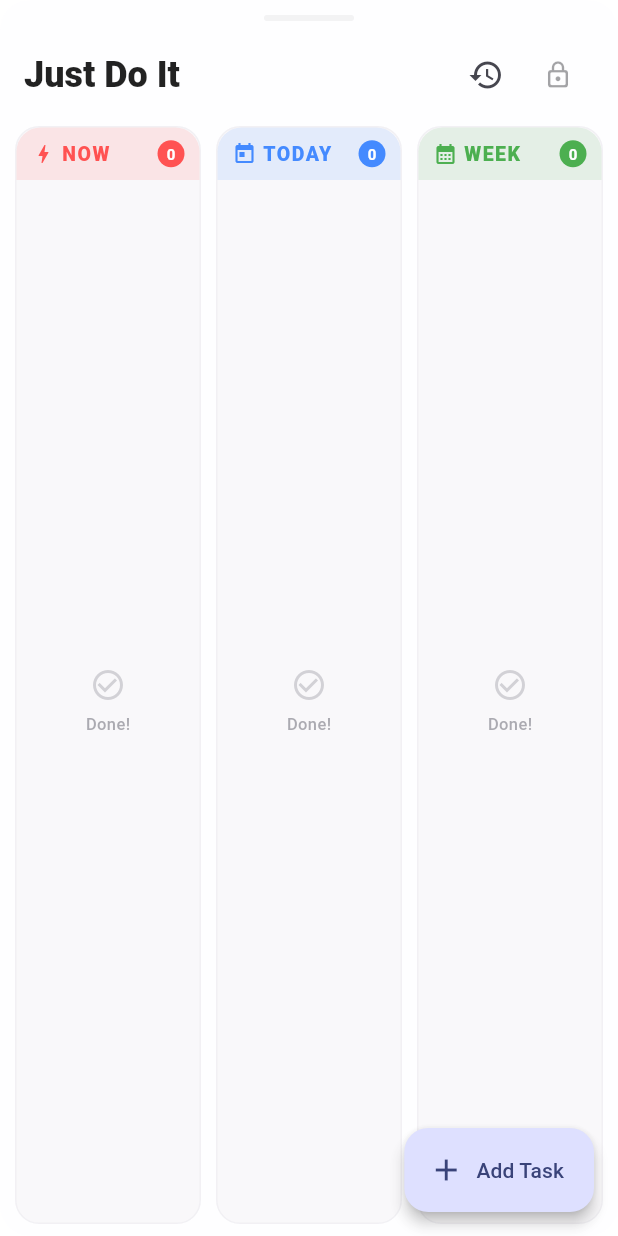
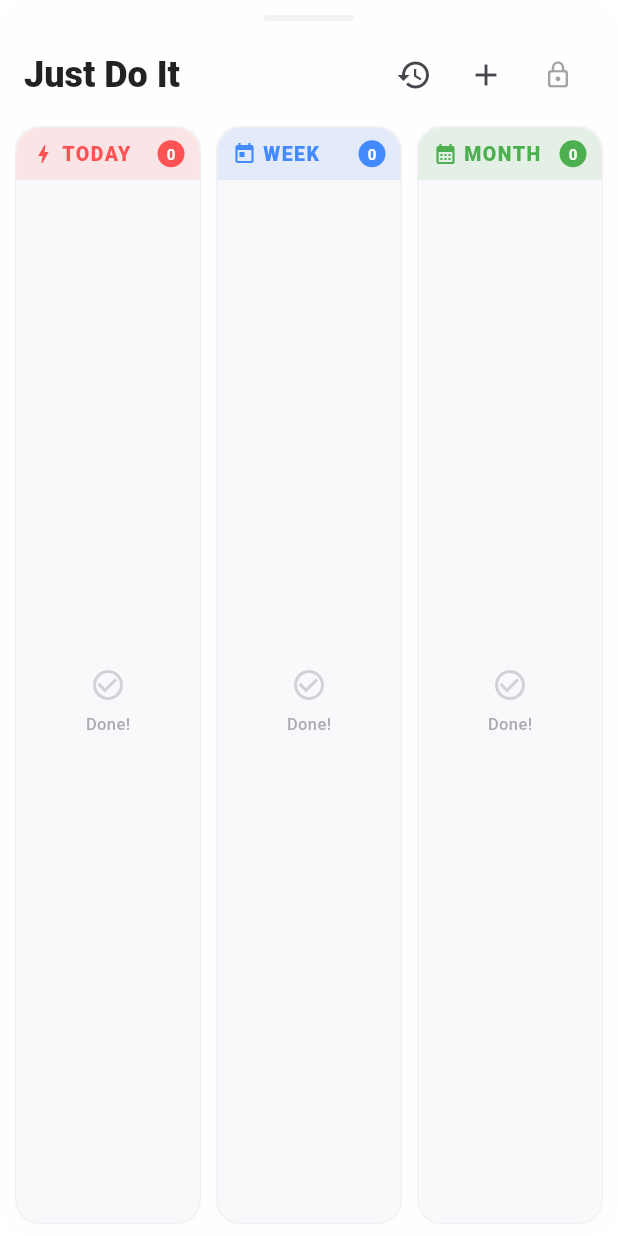
Before and after one commit to Dev-Combu/justdoit, a Flutter app: the screen it shows after launch, on a phone screen of 412 x 824 dp. Run offline on Flutter 3.47's test engine with Material 3 defaults, Android fonts, the phone set to English and light mode, and no system bars; our stand-ins replace firebase_core, flutter_riverpod, shared_preferences; missing offline and left inert: window_manager; accounts and stored records are empty; statements that could not run were skipped.

Commit message:
파이어베이스 연동중

```diff
--- a/lib/main.dart
+++ b/lib/main.dart
@@ -1,7 +1,9 @@
 // ignore_for_file: deprecated_member_use
 
+import 'package:firebase_core/firebase_core.dart';
 import 'package:flutter/material.dart';
 import 'package:flutter_riverpod/flutter_riverpod.dart';
+import 'package:justdoit/firebase_options.dart';
 import 'package:provider/provider.dart';
 import 'package:window_manager/window_manager.dart';
 import 'viewmodels/todo_viewmodel.dart';
@@ -12,6 +14,9 @@ void main() async {
   WidgetsFlutterBinding.ensureInitialized();
 
   await windowManager.ensureInitialized();
+
+  WidgetsFlutterBinding.ensureInitialized();
+  await Firebase.initializeApp(options: DefaultFirebaseOptions.currentPlatform);
 
   const windowOptions = WindowOptions(
     size: Size(700, 500),
--- a/lib/viewmodels/todo_viewmodel.dart
+++ b/lib/viewmodels/todo_viewmodel.dart
@@ -21,7 +21,7 @@ class TodoViewModel with ChangeNotifier {
         return Todo(
           id: map['id'] ?? '',
           title: map['title'] ?? '',
-          status: map['status'] ?? 'NOW',
+          status: map['status'] ?? 'TODAY',
           isCompleted: map['isCompleted'] ?? false,
           completedAt: DateTime(
             1970,
--- a/lib/views/screens/dashboard_screen.dart
+++ b/lib/views/screens/dashboard_screen.dart
@@ -24,8 +24,9 @@ class DashboardScreen extends StatelessWidget {
           width: 60,
           height: 4,
           decoration: BoxDecoration(
-            color: colorScheme.onSurface
-                .withValues(alpha: isLocked ? 0.05 : 0.4),
+            color: colorScheme.onSurface.withValues(
+              alpha: isLocked ? 0.05 : 0.4,
+            ),
             borderRadius: BorderRadius.circular(2),
           ),
         ),
@@ -60,19 +61,17 @@ class DashboardScreen extends StatelessWidget {
                         ),
                       ],
                     ),
-              margin:
-                  isLocked ? EdgeInsets.zero : const EdgeInsets.all(6.0),
+              margin: isLocked ? EdgeInsets.zero : const EdgeInsets.all(6.0),
               child: Column(
                 children: [
                   // Drag handle (only active when unlocked)
-                  isLocked
-                      ? dragHandle
-                      : DragToMoveArea(child: dragHandle),
-
+                  isLocked ? dragHandle : DragToMoveArea(child: dragHandle),
                   // ── Header ────────────────────────────────────────
                   Padding(
                     padding: const EdgeInsets.symmetric(
-                        horizontal: 16.0, vertical: 2.0),
+                      horizontal: 16.0,
+                      vertical: 2.0,
+                    ),
                     child: Row(
                       mainAxisAlignment: MainAxisAlignment.spaceBetween,
                       children: [
@@ -80,9 +79,7 @@ class DashboardScreen extends StatelessWidget {
                           children: [
                             Text(
                               'Just Do It',
-                              style: Theme.of(context)
-                                  .textTheme
-                                  .headlineSmall
+                              style: Theme.of(context).textTheme.headlineSmall
                                   ?.copyWith(
                                     fontWeight: FontWeight.w900,
                                     color: Colors.black87,
@@ -92,7 +89,9 @@ class DashboardScreen extends StatelessWidget {
                               const SizedBox(width: 8),
                               Container(
                                 padding: const EdgeInsets.symmetric(
-                                    horizontal: 6, vertical: 2),
+                                  horizontal: 6,
+                                  vertical: 2,
+                                ),
                                 decoration: BoxDecoration(
                                   color: colorScheme.primaryContainer,
                                   borderRadius: BorderRadius.circular(8),
@@ -117,6 +116,10 @@ class DashboardScreen extends StatelessWidget {
                           ),
                         ),
                         IconButton(
+                          onPressed: () => AddTodoModal.show(context),
+                          icon: const Icon(Icons.add),
+                        ),
+                        IconButton(
                           onPressed: windowVM.toggleLock,
                           icon: Icon(
                             isLocked
@@ -139,15 +142,17 @@ class DashboardScreen extends StatelessWidget {
                   const Expanded(
                     child: Padding(
                       padding: EdgeInsets.symmetric(
-                          horizontal: 8.0, vertical: 4.0),
+                        horizontal: 8.0,
+                        vertical: 4.0,
+                      ),
                       child: Row(
                         crossAxisAlignment: CrossAxisAlignment.start,
                         children: [
-                          Expanded(child: TodoColumn(status: 'NOW')),
-                          SizedBox(width: 6),
                           Expanded(child: TodoColumn(status: 'TODAY')),
                           SizedBox(width: 6),
                           Expanded(child: TodoColumn(status: 'WEEK')),
+                          SizedBox(width: 6),
+                          Expanded(child: TodoColumn(status: 'MONTH')),
                         ],
                       ),
                     ),
@@ -161,13 +166,16 @@ class DashboardScreen extends StatelessWidget {
                       decoration: BoxDecoration(
                         color: colorScheme.primary.withValues(alpha: 0.08),
                         borderRadius: const BorderRadius.vertical(
-                            bottom: Radius.circular(18)),
+                          bottom: Radius.circular(18),
+                        ),
                       ),
                       child: const Center(
                         child: Text(
                           '💡 드래그하여 이동하고, 우측 하단 모서리를 끌어 크기를 조절하세요.',
                           style: TextStyle(
-                              fontSize: 9, fontWeight: FontWeight.bold),
+                            fontSize: 9,
+                            fontWeight: FontWeight.bold,
+                          ),
                         ),
                       ),
                     ),
@@ -209,12 +217,6 @@ class DashboardScreen extends StatelessWidget {
           ],
         ),
       ),
-      floatingActionButton: FloatingActionButton.extended(
-        onPressed: () => AddTodoModal.show(context),
-        icon: const Icon(Icons.add),
-        label: const Text('Add Task'),
-        elevation: 4,
-      ),
     );
   }
 }
--- a/lib/views/widgets/add_todo_modal.dart
+++ b/lib/views/widgets/add_todo_modal.dart
@@ -25,7 +25,7 @@ class AddTodoModal extends StatefulWidget {
 
 class _AddTodoModalState extends State<AddTodoModal> {
   final TextEditingController _titleController = TextEditingController();
-  String _selectedStatus = 'NOW';
+  String _selectedStatus = 'TODAY';
 
   @override
   void dispose() {
@@ -112,14 +112,14 @@ class _AddTodoModalState extends State<AddTodoModal> {
             ),
             const SizedBox(height: 8),
             Row(
-              children: ['NOW', 'TODAY', 'WEEK'].map((status) {
+              children: ['TODAY', 'WEEK', 'MONTH'].map((status) {
                 final isSelected = _selectedStatus == status;
                 final Color selectedColor;
                 switch (status) {
-                  case 'NOW':
+                  case 'TODAY':
                     selectedColor = Colors.redAccent.shade100;
                     break;
-                  case 'TODAY':
+                  case 'WEEK':
                     selectedColor = Colors.blueAccent.shade100;
                     break;
                   default:
--- a/lib/views/widgets/todo_column.dart
+++ b/lib/views/widgets/todo_column.dart
@@ -16,12 +16,12 @@ class TodoColumn extends StatelessWidget {
     final Color iconColor;
     final IconData headerIcon;
     switch (status) {
-      case 'NOW':
+      case 'TODAY':
         headerBgColor = Colors.redAccent.withValues(alpha: 0.12);
         iconColor = Colors.redAccent;
         headerIcon = Icons.bolt;
         break;
-      case 'TODAY':
+      case 'WEEK':
         headerBgColor = Colors.blueAccent.withValues(alpha: 0.12);
         iconColor = Colors.blueAccent;
         headerIcon = Icons.today;
--- a/pubspec.yaml
+++ b/pubspec.yaml
@@ -39,6 +39,9 @@ dependencies:
   window_manager: ^0.5.1
   riverpod: ^3.2.1
   flutter_riverpod: ^3.3.1
+  firebase_core: ^4.10.0
+  cloud_firestore: ^6.5.0
+  firebase_auth: ^6.5.2
 
 dev_dependencies:
   flutter_test:
```
Also changed, not shown: lib/viewmodels/window_viewmodel.dart (+12 -4 lines), firebase.json (added), lib/firebase_options.dart (added), pubspec.lock, 4 other files.
